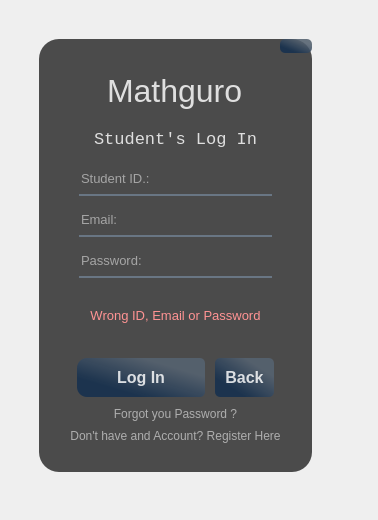
Above: data/studLogin.ui from pat-gallardo/PreCalGuro before the change. Below: the same form after it.
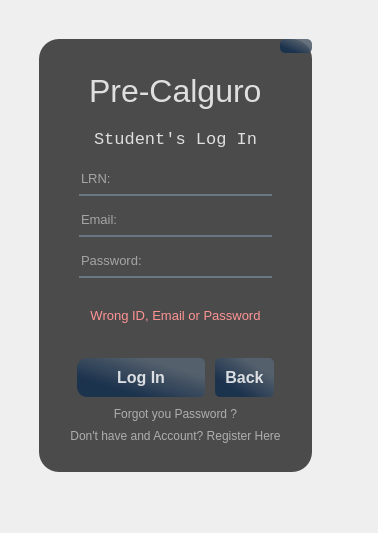
That is the form after the change. Icons and pictures are not drawn.

```diff
--- a/data/studLogin.ui
+++ b/data/studLogin.ui
@@ -7,7 +7,7 @@
     <x>0</x>
     <y>0</y>
     <width>378</width>
-    <height>520</height>
+    <height>533</height>
    </rect>
   </property>
   <property name="windowTitle">
@@ -194,7 +194,7 @@
                  </font>
                 </property>
                 <property name="text">
-                 <string>Mathguro</string>
+                 <string>Pre-Calguro</string>
                 </property>
                </widget>
               </item>
@@ -246,7 +246,7 @@
                  <string/>
                 </property>
                 <property name="placeholderText">
-                 <string>Student ID.:</string>
+                 <string>LRN:</string>
                 </property>
                </widget>
               </item>
```
Left out of the diff: 2 changed lines with no effect on the pictures.
